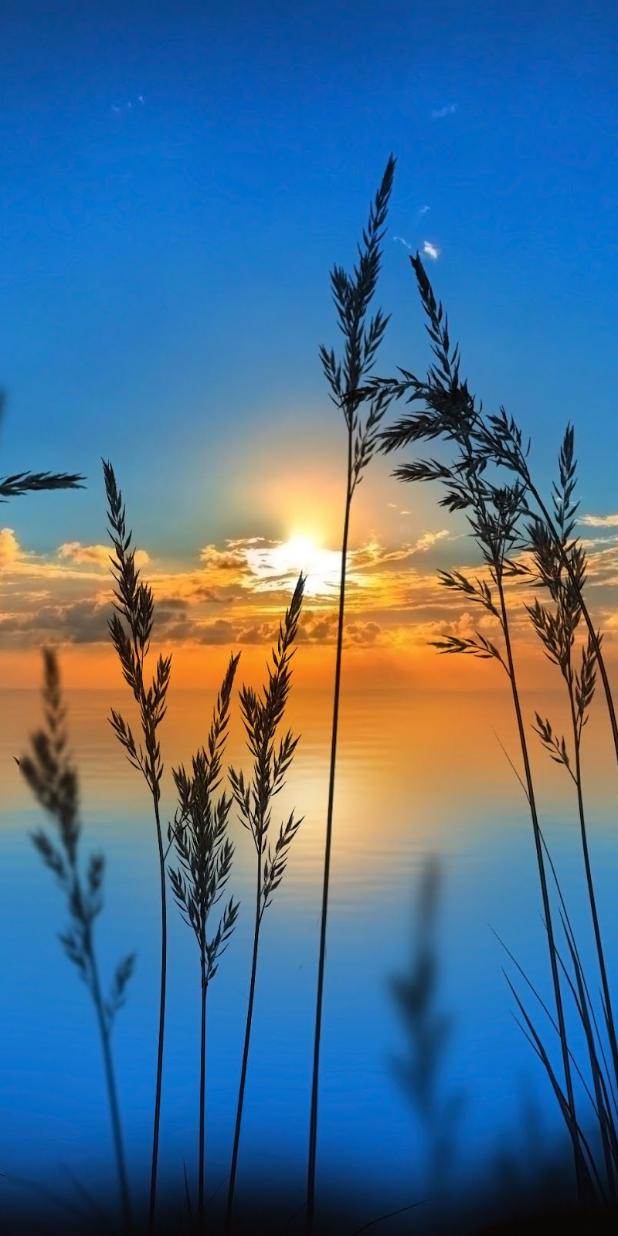
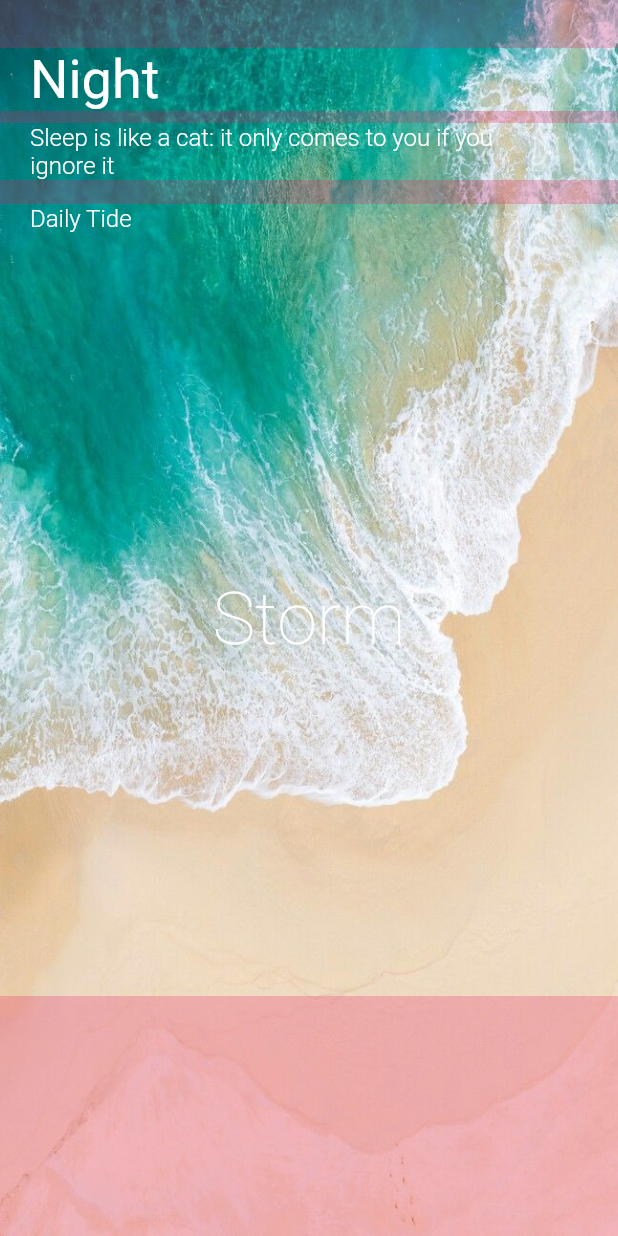
Before and after one commit to pjhjohn/flutter-ui-copy, a Flutter app: the screen it shows after launch, on a phone screen of 412 x 824 dp. Run offline on Flutter 3.47's test engine with Material 2 defaults, Android fonts, the phone set to English and light mode, and no system bars.

Commit message:
Layout Sketch with Tide Background Image

```diff
--- a/lib/main.dart
+++ b/lib/main.dart
@@ -10,7 +10,11 @@ class TideUiCopyApp extends StatelessWidget {
   Widget build(BuildContext context) {
     return MaterialApp(
       theme: ThemeData(
-        primarySwatch: Colors.blue,
+        textTheme: TextTheme(
+          headline1: TextStyle(color: Colors.white, fontSize: 36.0, fontWeight: FontWeight.w400),
+          headline2: TextStyle(color: Colors.white, fontSize: 48.0, fontWeight: FontWeight.w100),
+          bodyText1: TextStyle(color: Colors.white, fontSize: 16.0, fontWeight: FontWeight.w300),
+        ),
       ),
       home: MainScreen(),
     );
@@ -20,15 +24,79 @@ class TideUiCopyApp extends StatelessWidget {
 class MainScreen extends StatelessWidget {
   @override
   Widget build(BuildContext context) {
+    final screenPadding = MediaQuery.of(context).padding;
+
     return Scaffold(
       body: Container(
         decoration: BoxDecoration(
           image: DecorationImage(
-            image: AssetImage('assets/images/sunset.jpeg'),
+            image: AssetImage('assets/images/tide.jpg'),
             fit: BoxFit.cover,
           ),
         ),
-        child: null,
+        child: Stack(
+          children: [
+            Align(
+              alignment: Alignment.topLeft,
+              child: Container(
+                margin: EdgeInsets.only(top: screenPadding.top),
+                child: Column(
+                  children: [
+                    Container(
+                      color: Colors.pink.withAlpha(64),
+                      height: 32.0,
+                    ),
+                    Container(
+                      margin: EdgeInsets.symmetric(horizontal: 20.0),
+                      child: Row(children: [
+                        Text('Night', style: Theme.of(context).textTheme.headline1),
+                      ]),
+                    ),
+                    Container(
+                      color: Colors.pink.withAlpha(64),
+                      height: 8.0,
+                    ),
+                    Container(
+                      margin: EdgeInsets.only(left: 20.0, right: 60.0),
+                      child: Row(children: [
+                        Expanded(
+                          child: Text('Sleep is like a cat: it only comes to you if you ignore it',
+                              style: Theme.of(context).textTheme.bodyText1),
+                        )
+                      ]),
+                    ),
+                    Container(
+                      color: Colors.pink.withAlpha(64),
+                      height: 16.0,
+                    ),
+                    Container(
+                      margin: EdgeInsets.symmetric(horizontal: 20.0),
+                      child: Row(children: [
+                        Text('Daily Tide', style: Theme.of(context).textTheme.bodyText1),
+                      ]),
+                    ),
+                  ],
+                ),
+              ),
+            ),
+            Align(
+              alignment: Alignment.bottomCenter,
+              child: Container(
+                margin: EdgeInsets.only(bottom: screenPadding.bottom),
+                child: Container(
+                  color: Colors.pink.withAlpha(64),
+                  height: 160.0,
+                ),
+              ),
+            ),
+            Align(
+              alignment: Alignment.center,
+              child: Container(
+                child: Text('Storm', style: Theme.of(context).textTheme.headline2),
+              ),
+            ),
+          ],
+        ),
       ),
     );
   }
```
Also changed, not shown: assets/images/tide.jpg (added).
